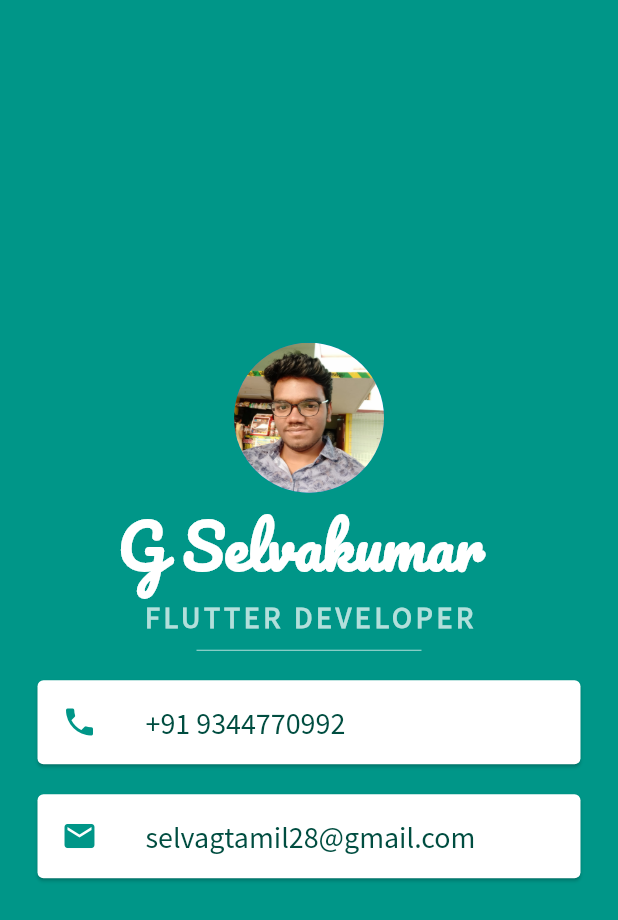
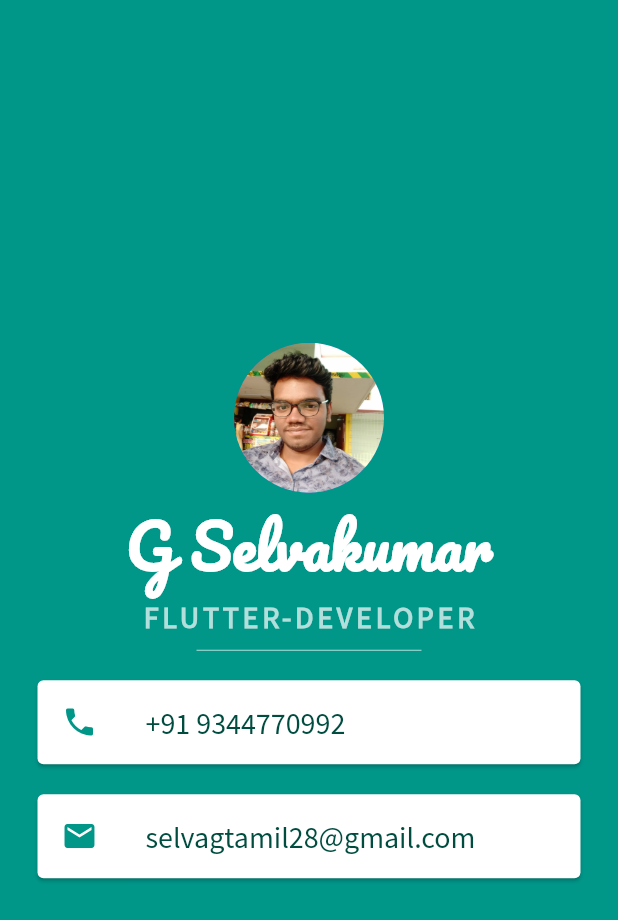
Before and after one commit to gselva28/Mycard, a Flutter app: the screen it shows after launch, on a phone screen of 412 x 824 dp. Shown: the top 920 px of the screen. Run offline on Flutter 3.47's test engine with Material 2 defaults, Android fonts, the phone set to English and light mode, and no system bars.

```diff
--- a/lib/main.dart
+++ b/lib/main.dart
@@ -20,7 +20,7 @@ class MyApp extends StatelessWidget {
                 backgroundImage: AssetImage('images/gselva.jpeg'),
               ),
               Text(
-                'G Selvakumar ',
+                'G Selvakumar',
                 style: TextStyle(
                   fontFamily: 'Pacifico',
                   fontSize: 40.0,
@@ -29,7 +29,7 @@ class MyApp extends StatelessWidget {
                 ),
               ),
               Text(
-                'FLUTTER DEVELOPER',
+                'FLUTTER-DEVELOPER',
                 style: TextStyle(
                   fontFamily: 'SourceSansPro',
                   fontSize: 20.0,
```
